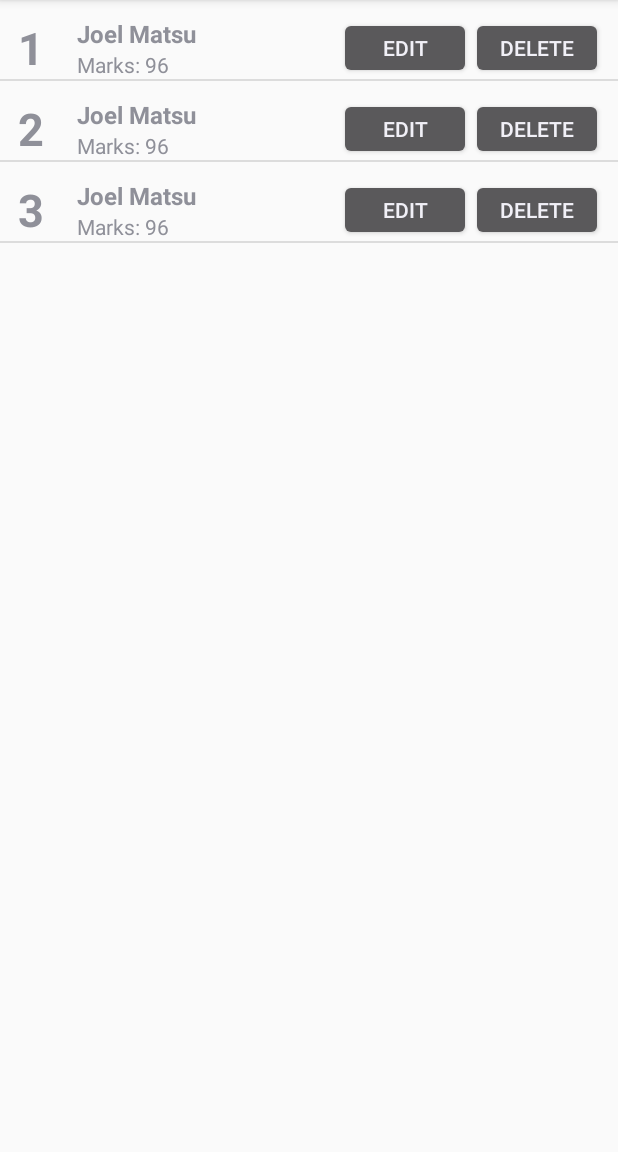
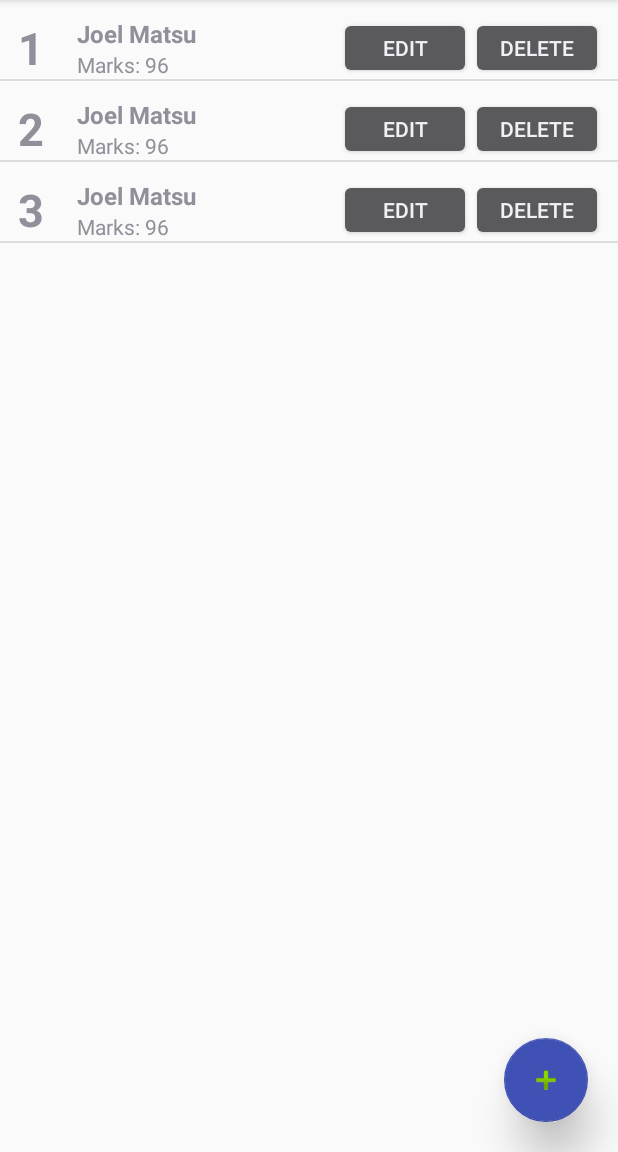
Before and after one commit to joelconestoga/crud8215, an Android app: the screen it shows after launch (MainActivity), on a phone screen of 412 x 824 dp, the part 84-1236 px from its top. Run offline under Robolectric (Android 15) with nearby library versions, the phone set to English and light mode, and no system bars.

Commit message:
added floating button

```diff
--- a/Crud8215/app/build.gradle
+++ b/Crud8215/app/build.gradle
@@ -27,4 +27,5 @@ dependencies {
     compile 'com.android.support:appcompat-v7:25.3.1'
     compile 'com.android.support.constraint:constraint-layout:1.0.2'
     testCompile 'junit:junit:4.12'
+    compile 'com.android.support:design:25.3.1'
 }
--- a/Crud8215/app/src/main/java/ca/joel/crud8215/MainActivity.java
+++ b/Crud8215/app/src/main/java/ca/joel/crud8215/MainActivity.java
@@ -33,7 +33,6 @@ public class MainActivity extends AppCompatActivity {
         adapter.add(new Student(2, "Joel", "Matsu", 96));
         adapter.add(new Student(3, "Joel", "Matsu", 96));
     }
-
 
     class Student {
         int id;
--- a/Crud8215/app/src/main/res/layout/activity_main.xml
+++ b/Crud8215/app/src/main/res/layout/activity_main.xml
@@ -14,4 +14,18 @@
         android:layout_centerHorizontal="true"
         android:layout_centerVertical="true" />
 
+    <android.support.design.widget.FloatingActionButton
+        android:id="@+id/flbAdd"
+        android:layout_width="wrap_content"
+        android:layout_height="wrap_content"
+        android:layout_alignParentBottom="true"
+        android:layout_alignParentRight="true"
+        android:layout_marginBottom="20dp"
+        android:layout_marginRight="20dp"
+        android:clickable="true"
+        app:backgroundTint="@color/colorPrimary"
+        app:elevation="17dp"
+        app:fabSize="normal"
+        app:srcCompat="@android:drawable/ic_input_add" />
+
 </RelativeLayout>
--- a/Crud8215/app/src/main/res/values/colors.xml
+++ b/Crud8215/app/src/main/res/values/colors.xml
@@ -1,6 +1,6 @@
 <?xml version="1.0" encoding="utf-8"?>
 <resources>
-    <color name="colorPrimary">#3F51B5</color>
+    <color name="colorPrimary">#3f51b5</color>
     <color name="colorPrimaryDark">#303F9F</color>
     <color name="colorAccent">#FF4081</color>
 </resources>
```
